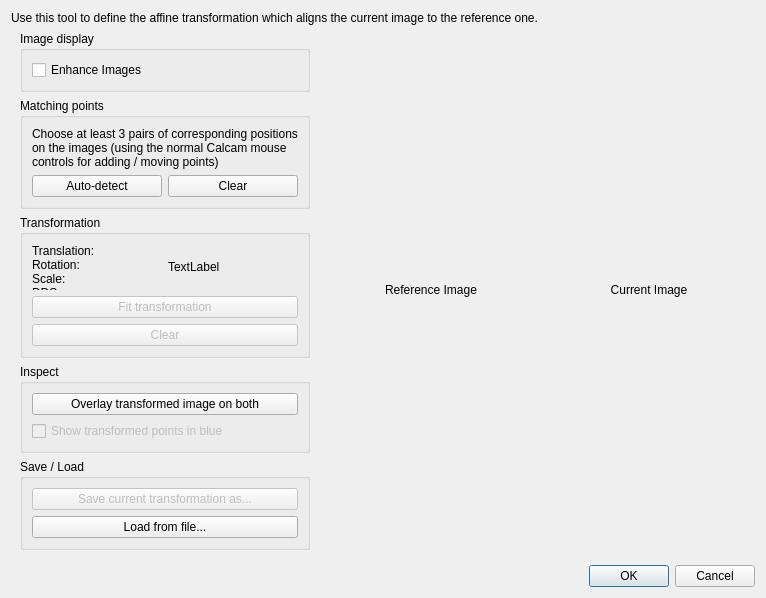
Before: the Qt Designer form calcam/gui/qt_designer_files/movement_corr_dialog.ui in euratom-software/calcam, drawn with Qt 5.
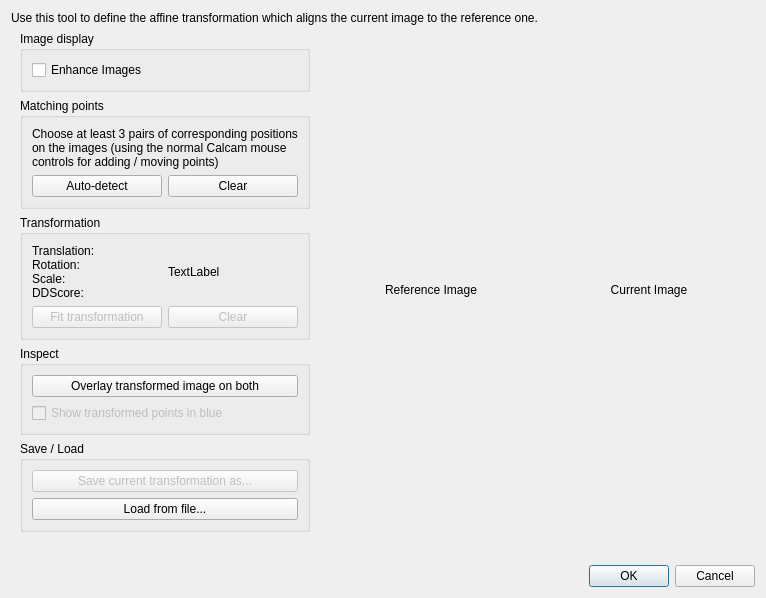
After: the same form once the commit is applied.

Commit message: Bug fixes; slight re-arrangement of GUI buttons.

What changed in the file:
```diff
--- a/calcam/gui/qt_designer_files/movement_corr_dialog.ui
+++ b/calcam/gui/qt_designer_files/movement_corr_dialog.ui
@@ -130,16 +130,6 @@
          <string>Transformation</string>
         </property>
         <layout class="QGridLayout" name="gridLayout_4">
-         <item row="1" column="0">
-          <widget class="QLabel" name="transform_param_names">
-           <property name="text">
-            <string>&lt;html&gt;&lt;head/&gt;&lt;body&gt;&lt;p&gt;Translation: &lt;br/&gt;Rotation: &lt;br/&gt;Scale:&lt;br/&gt;DDScore:&lt;/p&gt;&lt;/body&gt;&lt;/html&gt;</string>
-           </property>
-           <property name="margin">
-            <number>5</number>
-           </property>
-          </widget>
-         </item>
          <item row="1" column="1">
           <widget class="QLabel" name="transform_params">
            <property name="text">
@@ -150,17 +140,17 @@
            </property>
           </widget>
          </item>
-         <item row="2" column="0" colspan="2">
-          <widget class="QPushButton" name="update_homography_button">
-           <property name="enabled">
-            <bool>false</bool>
-           </property>
+         <item row="1" column="0">
+          <widget class="QLabel" name="transform_param_names">
            <property name="text">
-            <string>Fit transformation</string>
+            <string>&lt;html&gt;&lt;head/&gt;&lt;body&gt;&lt;p&gt;Translation: &lt;br/&gt;Rotation: &lt;br/&gt;Scale:&lt;br/&gt;DDScore:&lt;/p&gt;&lt;/body&gt;&lt;/html&gt;</string>
+           </property>
+           <property name="margin">
+            <number>5</number>
            </property>
           </widget>
          </item>
-         <item row="3" column="0" colspan="2">
+         <item row="2" column="1">
           <widget class="QPushButton" name="clear_transform_button">
            <property name="enabled">
             <bool>false</bool>
@@ -170,6 +160,16 @@
            </property>
           </widget>
          </item>
+         <item row="2" column="0">
+          <widget class="QPushButton" name="update_homography_button">
+           <property name="enabled">
+            <bool>false</bool>
+           </property>
+           <property name="text">
+            <string>Fit transformation</string>
+           </property>
+          </widget>
+         </item>
         </layout>
        </widget>
       </item>
```
The commit also changes 4 other files.
